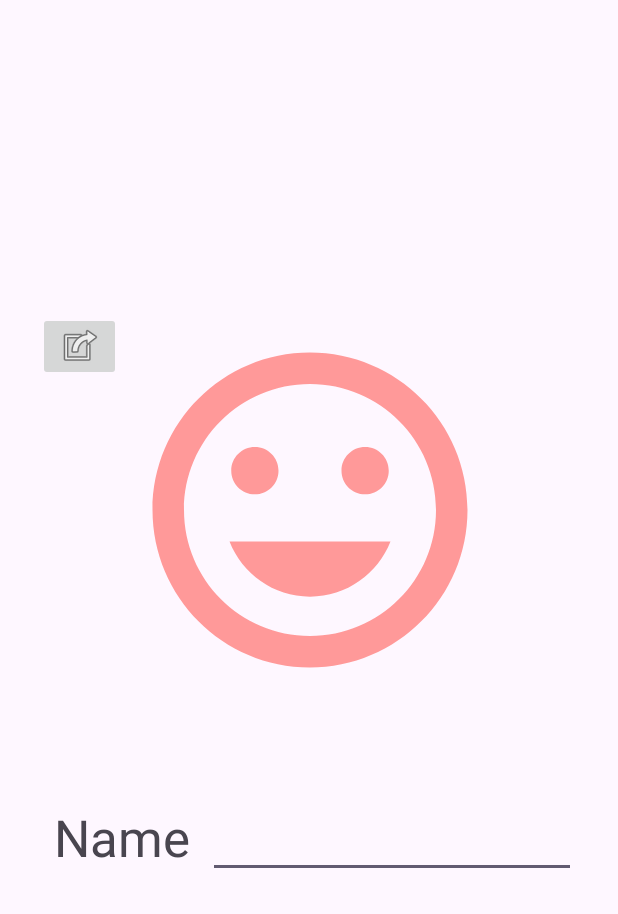
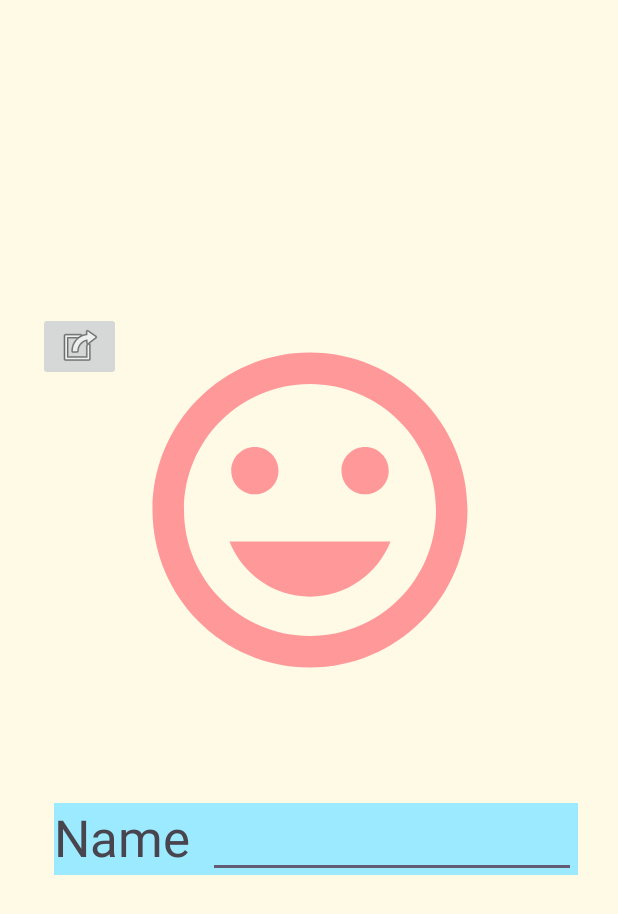
Before and after one commit to takumi284/Huck-U, an Android app: the SettingProfActivity screen opened directly, with no data from a screen before it, on a phone screen of 412 x 824 dp. Shown: the top 914 px of the screen. Run offline under Robolectric (Android 15) with nearby library versions, the phone set to English and light mode, and no system bars.

Commit message:
背景色を追加

```diff
--- a/app/src/main/res/layout/activity_setting_prof.xml
+++ b/app/src/main/res/layout/activity_setting_prof.xml
@@ -4,7 +4,21 @@
     xmlns:tools="http://schemas.android.com/tools"
     android:layout_width="match_parent"
     android:layout_height="match_parent"
+    android:background="@color/backgroundColor"
     tools:context=".SettingProfActivity">
+
+    <View
+        android:id="@+id/backgroundView"
+        android:layout_width="349dp"
+        android:layout_height="48dp"
+        android:background="@color/skyBlue"
+        android:padding="100dp"
+        app:layout_constraintBottom_toBottomOf="@+id/nameTitleView"
+        app:layout_constraintEnd_toEndOf="@+id/editTextText"
+        app:layout_constraintHorizontal_bias="0.0"
+        app:layout_constraintStart_toStartOf="@+id/nameTitleView"
+        app:layout_constraintTop_toTopOf="@+id/nameTitleView"
+        app:layout_constraintVertical_bias="0.0" />
 
     <ImageView
         android:id="@+id/selectedImageView"
@@ -49,4 +63,5 @@
         app:layout_constraintStart_toEndOf="@+id/nameTitleView"
         app:layout_constraintTop_toTopOf="@+id/nameTitleView" />
 
+
 </androidx.constraintlayout.widget.ConstraintLayout>
--- a/app/src/main/res/values/colors.xml
+++ b/app/src/main/res/values/colors.xml
@@ -2,4 +2,6 @@
 <resources>
     <color name="black">#FF000000</color>
     <color name="white">#FFFFFFFF</color>
+    <color name="backgroundColor">#FFFAE6</color>
+    <color name="skyBlue">#9BEAFF</color>
 </resources>
```
